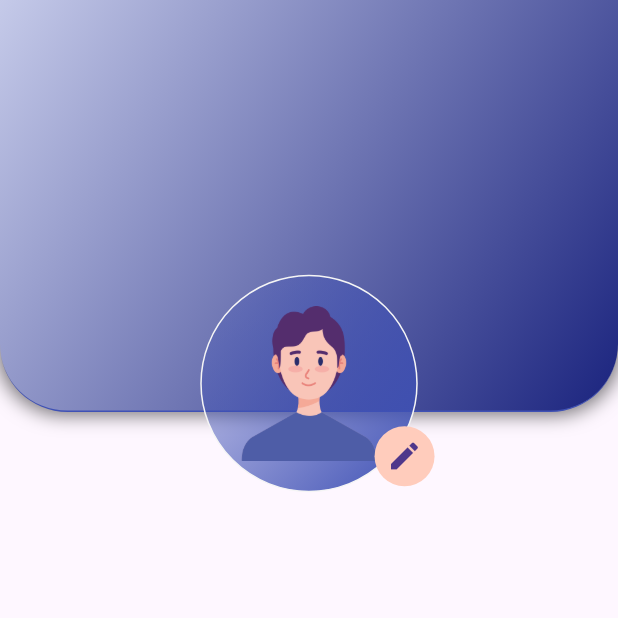
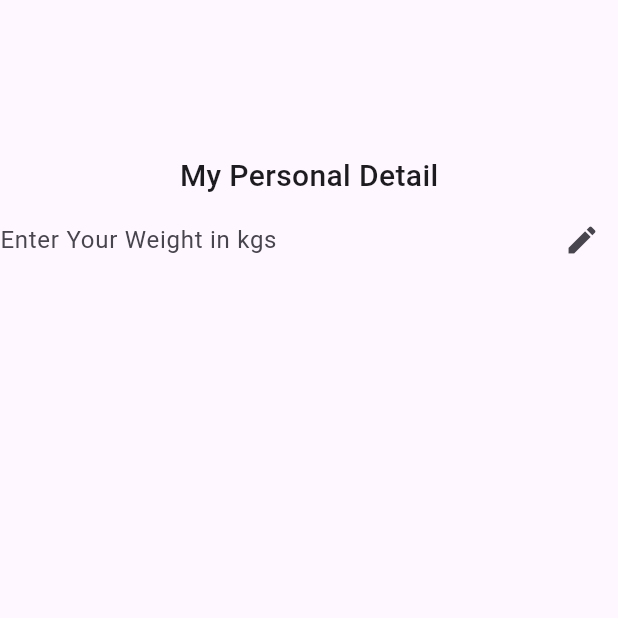
Before and after one commit to Vinesh018/PlusFitness001, a Flutter app: the PersonalDataMainShow screen opened directly, on a phone screen of 412 x 824 dp, the top half of it. Run offline on Flutter 3.47's test engine with Material 3 defaults, Android fonts, the light colour scheme and no system bars; our stand-ins replace animated_splash_screen, cloud_firestore, firebase_auth, firebase_core, get, google_sign_in and 6 more; missing offline and left inert: dart:ffi, gradient_icon; accounts and stored records are empty; project files that could hold a hidden picture were left out.

Commit message:
Some Chnages

```diff
--- /dev/null
+++ b/lib/Bhautik/Myprofilesubpages/Personaldatabottom.dart
@@ -0,0 +1,59 @@
+import 'package:flutter/cupertino.dart';
+import 'package:flutter/material.dart';
+import 'package:plus_fitness/Bhautik/b_userprofile.dart';
+
+bool readonly = true;
+
+class userdatacontainer extends StatefulWidget {
+  @override
+  State<userdatacontainer> createState() => _userdatacontainerState();
+}
+
+class _userdatacontainerState extends State<userdatacontainer> {
+  void _toggle() {
+    setState(() {
+      readonly = false;
+    });
+  }
+
+  void _togglenot() {
+    setState(() {
+      readonly = true;
+    });
+  }
+
+  @override
+  Widget build(BuildContext context) {
+    screenHeight = MediaQuery.of(context).size.height;
+    TextEditingController _weightcontroller = TextEditingController();
+    return Container(
+      child: Column(
+        children: [
+          Padding(
+            padding: EdgeInsets.only(top: screenHeight / 8),
+            child: Text(
+              'My Personal Detail',
+              style: TextStyle(
+                fontFamily: 'FontMain',
+                fontSize: 20,
+              ),
+            ),
+          ),
+          TextFormField(
+            controller: _weightcontroller,
+            keyboardType: TextInputType.number,
+            readOnly: readonly,
+            decoration: InputDecoration(
+                labelText: 'Enter Your Weight in kgs',
+                suffixIcon: IconButton(
+                    onPressed: () {
+                      _toggle();
+                    },
+                    icon: Icon(Icons.edit)),
+                border: InputBorder.none),
+          ),
+        ],
+      ),
+    );
+  }
+}
--- a/lib/Bhautik/Myprofilesubpages/personaldata.dart
+++ b/lib/Bhautik/Myprofilesubpages/personaldata.dart
@@ -5,7 +5,9 @@ import 'package:flutter/material.dart';
 import 'package:flutter/widgets.dart';
 import 'package:get/get.dart';
 import 'package:get/get_core/src/get_main.dart';
+import 'package:plus_fitness/Bhautik/Myprofilesubpages/Personaldatabottom.dart';
 import 'package:plus_fitness/Bhautik/b_sign_up.dart';
+import 'package:plus_fitness/Bhautik/b_userprofile.dart';
 import 'package:plus_fitness/Vinesh/T_Meals.dart';
 import 'package:image_picker/image_picker.dart';
 
@@ -16,7 +18,12 @@ class PersonalDataMainShow extends StatelessWidget {
   @override
   Widget build(BuildContext context) {
     return Scaffold(
-      body: GradientContainerandimage(),
+      body: Column(
+        children: [
+          userdatacontainer(),
+        ],
+      ),
+
     );
   }
 }
@@ -90,16 +97,16 @@ class _GradientContainerandimageState extends State<GradientContainerandimage> {
           ),
         ),
         Positioned(
-            left: screenWidth / 1.65,
-            top: screenHeight / 2.9,
-            child: CircleAvatar(
-                backgroundColor: Colors.deepOrange.shade100,
-                child: IconButton(
-                    onPressed: () {
-                      print("hjhdfa");
-                    },
-                    icon: Icon(Icons.edit))
-            ))
+             // left: screenWidth / 1.65,
+                top: screenHeight / 2.9,
+          child: InkWell(
+            onTap: () {
+              print(
+                  "hjhdfasfhgfdjhdfsjggggggggggggggggggggggggggggggggggggggggggggggggg");
+            },
+            child: Icon(Icons.edit),
+          ),
+        )
       ],
     );
   }
--- a/lib/Bhautik/b_login.dart
+++ b/lib/Bhautik/b_login.dart
@@ -375,6 +375,7 @@ class _InnerdataOfBlueContainerState extends State<InnerdataOfBlueContainer> {
       child: Form(
         key: _passwordValidationkey1,
         child: TextFormField(
+          enableInteractiveSelection: false,
           autovalidateMode: AutovalidateMode.onUserInteraction,
           controller: pswdController1,
           focusNode: pswdFocus1,
--- a/lib/Bhautik/b_sign_up.dart
+++ b/lib/Bhautik/b_sign_up.dart
@@ -344,6 +344,7 @@ class _InnerdataOfBlueContainerState extends State<InnerdataOfBlueContainer> {
       child: Form(
         key: _passwordValidationkey,
         child: TextFormField(
+          enableInteractiveSelection: false,
           autovalidateMode: AutovalidateMode.onUserInteraction,
           controller: pswdController,
           focusNode: pswdFocus,
--- a/lib/main.dart
+++ b/lib/main.dart
@@ -31,9 +31,9 @@ Future<void> main() async {
     GetMaterialApp(
       debugShowCheckedModeBanner: false,
       title: 'Flutter Tutorial',
-      home: TutorialHome(),
+      // home: TutorialHome(),
       //  home: PersonalDataMainShow(),
-      // home: SplashScreen(),
+      home: SplashScreen(),
       //home: MainSignUpPage(),
       // home:UserProfileMainRun()
     ),
```
